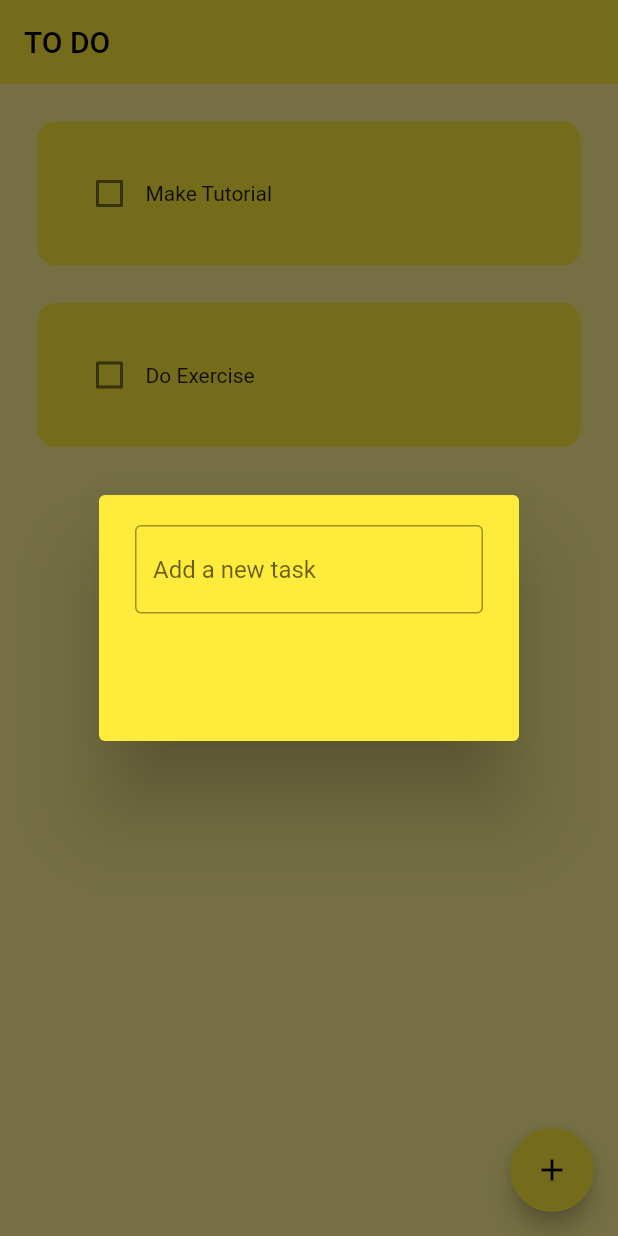
After one commit to Izkumberdu/villarojo_todo, a Flutter app: the screen it shows after launch, after a tap on the "add" icon, on a phone screen of 412 x 824 dp. The commit adds this screen. Run offline on Flutter 3.47's test engine with Material 2 defaults, Android fonts, the phone set to English and light mode, and no system bars.

Commit message:
added my button dart for creating new tasks

```diff
--- a/lib/HomePage.dart
+++ b/lib/HomePage.dart
@@ -1,8 +1,9 @@
 import 'package:flutter/material.dart';
+import 'package:villarojo_todo/dialog_box.dart';
 import 'package:villarojo_todo/todo_tile.dart';
 
 class HomePage extends StatefulWidget {
-  const HomePage({super.key});
+  const HomePage({Key? key}) : super(key: key);
 
   @override
   State<HomePage> createState() => _HomePageState();
@@ -20,6 +21,14 @@
     });
   }
 
+  void createNewTask() {
+    showDialog(
+        context: context,
+        builder: (context) {
+          return DialogBox();
+        });
+  }
+
   @override
   Widget build(BuildContext context) {
     return Scaffold(
@@ -27,6 +36,10 @@
       appBar: AppBar(
         title: Text('TO DO'),
         elevation: 0,
+      ),
+      floatingActionButton: FloatingActionButton(
+        onPressed: createNewTask,
+        child: Icon(Icons.add),
       ),
       body: ListView.builder(
           itemCount: toDoList.length,
--- /dev/null
+++ b/lib/dialog_box.dart
@@ -0,0 +1,26 @@
+import 'package:flutter/material.dart';
+
+class DialogBox extends StatelessWidget {
+  const DialogBox({super.key});
+
+  @override
+  Widget build(BuildContext context) {
+    return AlertDialog(
+      backgroundColor: Colors.yellow,
+      content: Container(
+        height: 120,
+        child: Column(
+          children: [
+            TextField(
+              decoration: InputDecoration(
+                  border: OutlineInputBorder(), hintText: "Add a new task"),
+            ),
+            Row(
+              children: [],
+            )
+          ],
+        ),
+      ),
+    );
+  }
+}
--- a/lib/todo_tile.dart
+++ b/lib/todo_tile.dart
@@ -17,6 +17,8 @@
       padding: EdgeInsets.only(left: 25.0, right: 25, top: 25),
       child: Container(
         padding: EdgeInsets.all(24),
+        decoration: BoxDecoration(
+            color: Colors.yellow, borderRadius: BorderRadius.circular(12)),
         child: Row(
           children: [
             Checkbox(
@@ -33,8 +35,6 @@
             ),
           ],
         ),
-        decoration: BoxDecoration(
-            color: Colors.yellow, borderRadius: BorderRadius.circular(12)),
       ),
     );
   }
```
Also changed, not shown: lib/my_button.dart (added, +16 -0 lines).
